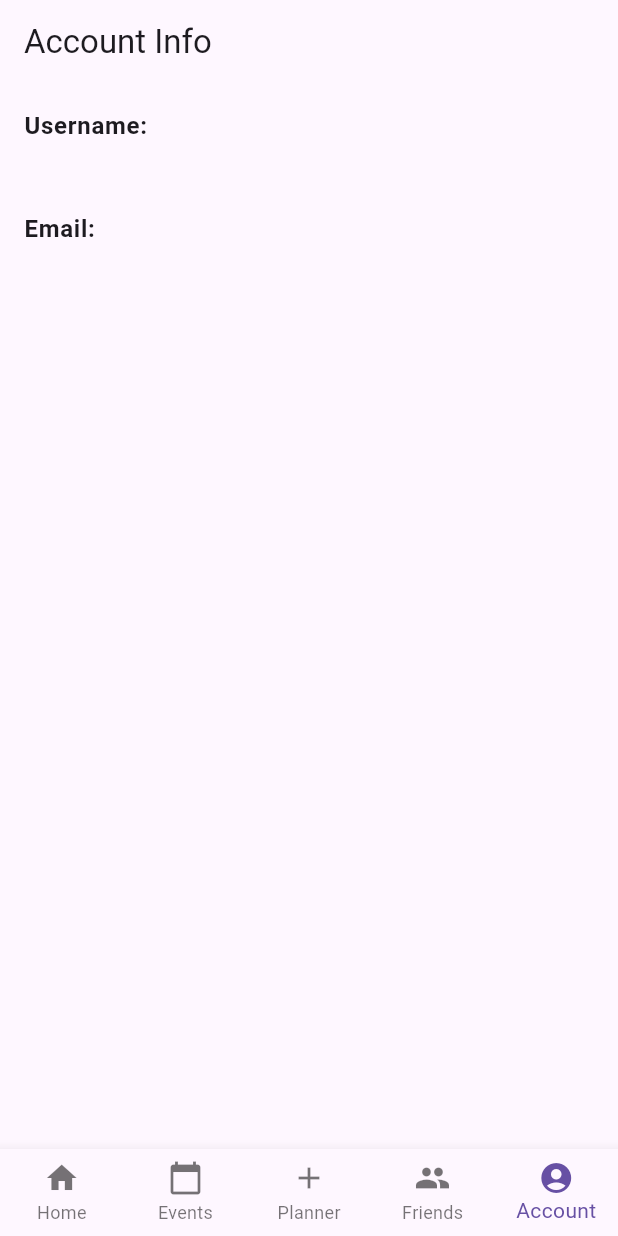
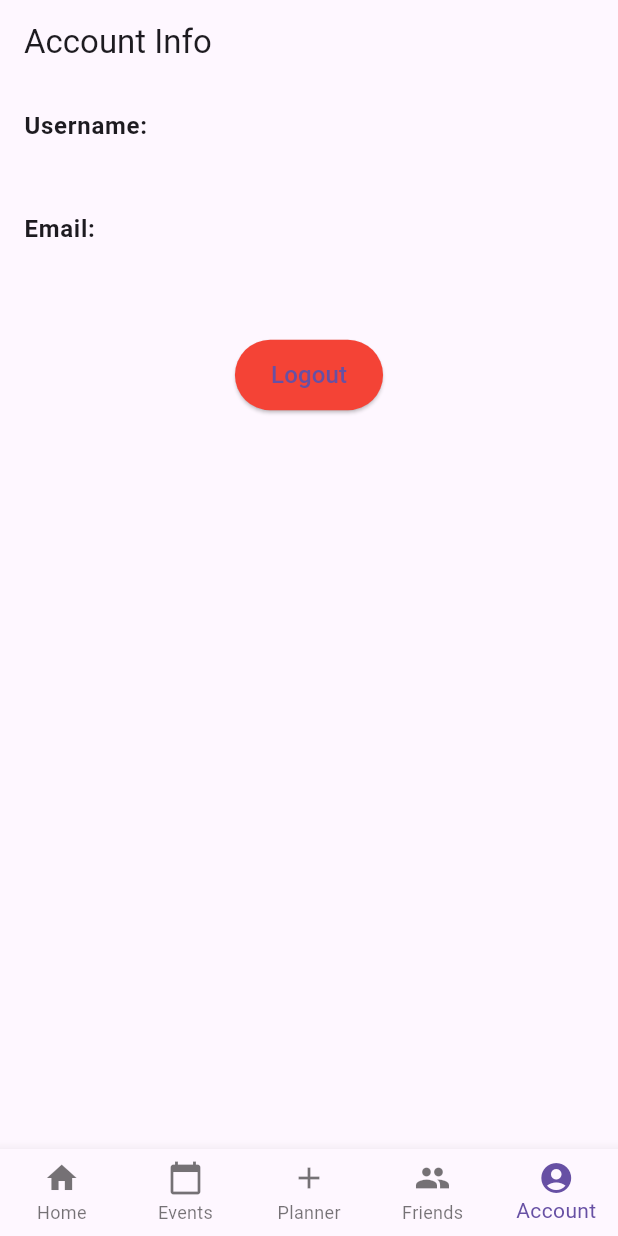
Before and after one commit to BJW101102/BNDR, a Flutter app: the AccountPage screen opened directly, on a phone screen of 412 x 824 dp. Run offline on Flutter 3.47's test engine with Material 3 defaults, Android fonts, the phone set to English and light mode, and no system bars; our stand-ins replace cloud_firestore, firebase_auth, firebase_core, geolocator, google_fonts, google_maps_flutter; accounts and stored records are empty.

Commit message:
made a signout button

```diff
--- a/flutter_application_1/lib/pages/account.dart
+++ b/flutter_application_1/lib/pages/account.dart
@@ -1,10 +1,10 @@
 import 'package:firebase_auth/firebase_auth.dart';
 import 'package:flutter/material.dart';
+import 'package:flutter_application_1/pages/login.dart';
 import 'event_dashboard.dart';
 import 'event_setup.dart';
 import 'friends.dart';
 import 'home.dart';
-import 'package:flutter_application_1/services/auth_service.dart';
 
 class AccountPage extends StatefulWidget {
   const AccountPage({Key? key}) : super(key: key);
@@ -32,6 +32,22 @@ class _AccountState extends State<AccountPage> {
       context,
       MaterialPageRoute(builder: (context) => _pages[index]),
     );
+  }
+
+  Future<void> _signOut(BuildContext context) async {
+    try {
+      await FirebaseAuth.instance.signOut();
+      // Navigate back to the login screen
+      Navigator.push(
+        context,
+        MaterialPageRoute(builder: (context) => Login()),
+      );
+    } catch (e) {
+      // Show an error message if the logout fails
+      ScaffoldMessenger.of(context).showSnackBar(
+        SnackBar(content: Text('Error signing out: $e')),
+      );
+    }
   }
 
   @override
@@ -76,6 +92,18 @@ class _AccountState extends State<AccountPage> {
               user?.email ?? 'No email',
               style: theme.textTheme.bodyMedium,
             ),
+            const SizedBox(height: 32),
+            Center(
+              child: ElevatedButton(
+                onPressed: () => _signOut(context),
+                style: ElevatedButton.styleFrom(
+                  backgroundColor: Colors.red, // Optional: Make it visually distinct
+                  padding: const EdgeInsets.symmetric(
+                      horizontal: 24.0, vertical: 12.0),
+                ),
+                child: const Text('Logout', style: TextStyle(fontSize: 16)),
+              ),
+            ),
           ],
         ),
       ),
@@ -112,51 +140,3 @@ class _AccountState extends State<AccountPage> {
     );
   }
 }
-
-
-// class AccountPage extends StatelessWidget {
-//   //final String username;
-//   //final String email;
-
-//   //AccountPage({required this.username, required this.email});
-
-//   @override
-//   Widget build(BuildContext context) {
-//     final user = FirebaseAuth.instance.currentUser;
-
-//     return Scaffold(
-//       appBar: AppBar(
-//         title: Text('Account Info'),
-//       ),
-//       body: Padding(
-//         padding: const EdgeInsets.all(16.0),
-//         child: Column(
-//           crossAxisAlignment: CrossAxisAlignment.start,
-//           children: <Widget>[
-//             Text(
-//               'Username:',
-//               style: TextStyle(fontWeight: FontWeight.bold, fontSize: 18),
-//             ),
-//             SizedBox(height: 8),
-//             Text(
-//               //FirebaseAuth.instance.currentUser!.displayName!,
-//               user?.displayName ?? 'No username',
-//               style: TextStyle(fontSize: 16),
-//             ),
-//             SizedBox(height: 16),
-//             Text(
-//               'Email:',
-//               style: TextStyle(fontWeight: FontWeight.bold, fontSize: 18),
-//             ),
-//             SizedBox(height: 8),
-//             Text(
-//               //FirebaseAuth.instance.currentUser!.email!.toString(),
-//               user?.email ?? 'No email',
-//               style: TextStyle(fontSize: 16),
-//             ),
-//           ],
-//         ),
-//       ),
-//     );
-//   }
-// }
```
